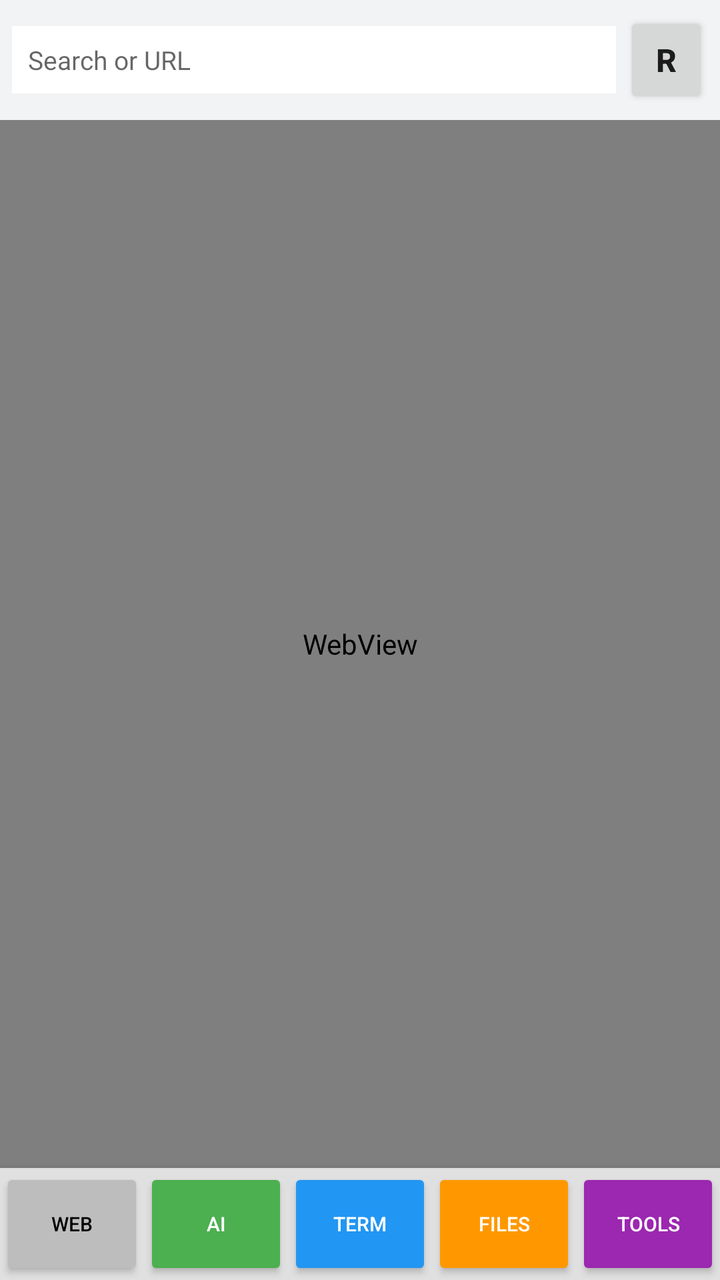
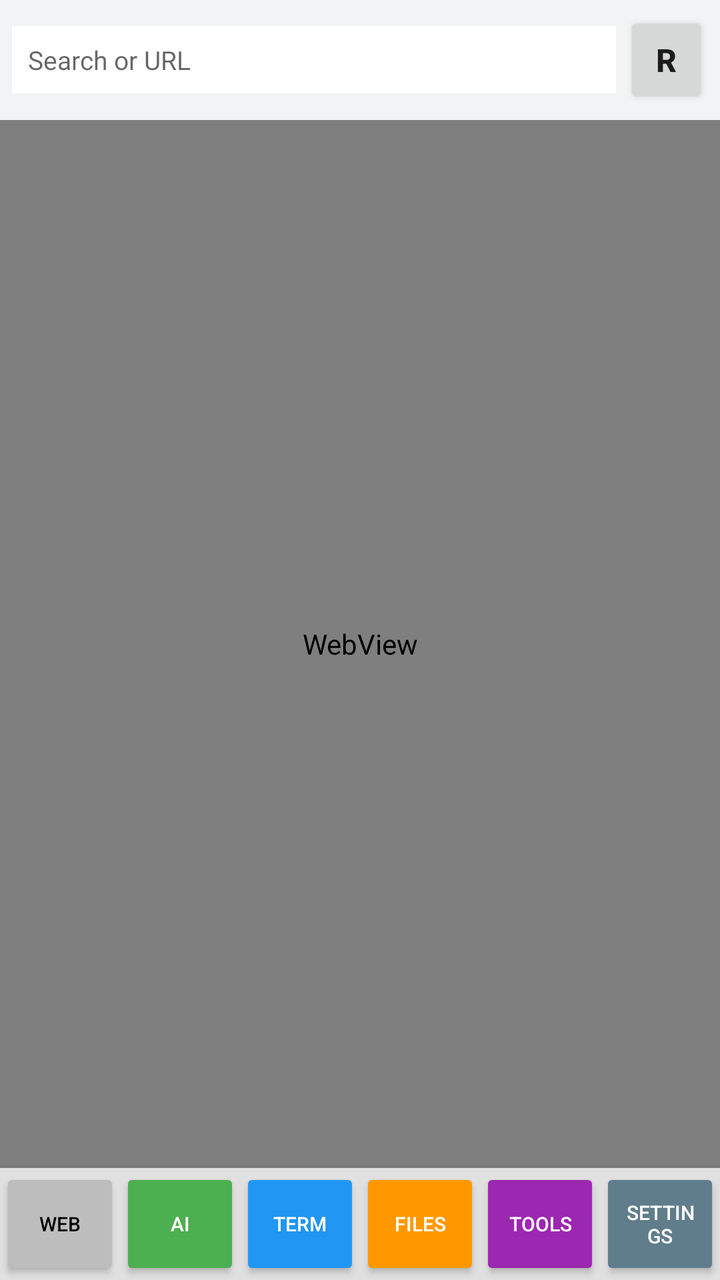

Two renders of the same Android screen: before a commit and after it. Below are the layout's source before the change and the commit's diff.
<!-- AndroidManifest.xml: application theme AppTheme -->
<!-- res/layout/activity_browser.xml -->
<?xml version="1.0" encoding="utf-8"?>
<LinearLayout xmlns:android="http://schemas.android.com/apk/res/android"
    android:layout_width="match_parent"
    android:layout_height="match_parent"
    android:orientation="vertical"
    android:background="#FFFFFF">

    <LinearLayout
        android:layout_width="match_parent"
        android:layout_height="wrap_content"
        android:orientation="horizontal"
        android:padding="6dp"
        android:background="#F1F3F4"
        android:gravity="center_vertical">

        <EditText
            android:id="@+id/url_bar"
            android:layout_width="0dp"
            android:layout_height="wrap_content"
            android:layout_weight="1"
            android:hint="Search or URL"
            android:inputType="textUri"
            android:imeOptions="actionGo"
            android:singleLine="true"
            android:background="#FFFFFF"
            android:padding="8dp"
            android:textSize="13sp" />

        <Button
            android:id="@+id/btn_reload"
            android:layout_width="wrap_content"
            android:layout_height="wrap_content"
            android:layout_marginStart="4dp"
            android:text="R"
            android:textSize="16sp"
            android:textStyle="bold"
            android:minWidth="42dp"
            android:paddingHorizontal="6dp" />
    </LinearLayout>

    <WebView
        android:id="@+id/webview"
        android:layout_width="match_parent"
        android:layout_height="0dp"
        android:layout_weight="1" />

    <LinearLayout
        android:layout_width="match_parent"
        android:layout_height="56dp"
        android:orientation="horizontal"
        android:background="#E0E0E0"
        android:elevation="8dp">

        <Button
            android:id="@+id/btn_nav_browser"
            android:layout_width="0dp"
            android:layout_height="match_parent"
            android:layout_weight="1"
            android:text="Web"
            android:textSize="10sp"
            android:backgroundTint="#BDBDBD"
            android:textColor="#000000" />

        <Button
            android:id="@+id/btn_nav_agent"
            android:layout_width="0dp"
            android:layout_height="match_parent"
            android:layout_weight="1"
            android:text="AI"
            android:textSize="10sp"
            android:backgroundTint="#4CAF50"
            android:textColor="#FFFFFF" />

        <Button
            android:id="@+id/btn_nav_terminal"
            android:layout_width="0dp"
            android:layout_height="match_parent"
            android:layout_weight="1"
            android:text="Term"
            android:textSize="10sp"
            android:backgroundTint="#2196F3"
            android:textColor="#FFFFFF" />

        <Button
            android:id="@+id/btn_nav_files"
            android:layout_width="0dp"
            android:layout_height="match_parent"
            android:layout_weight="1"
            android:text="Files"
            android:textSize="10sp"
            android:backgroundTint="#FF9800"
            android:textColor="#FFFFFF" />

        <Button
            android:id="@+id/btn_nav_tools"
            android:layout_width="0dp"
            android:layout_height="match_parent"
            android:layout_weight="1"
            android:text="Tools"
            android:textSize="10sp"
            android:backgroundTint="#9C27B0"
            android:textColor="#FFFFFF" />
    </LinearLayout>
</LinearLayout>
<!-- resources referenced by this layout -->
<resources>
  <style name="AppTheme" parent="@android:style/Theme.Material.Light.NoActionBar">
          <item name="android:statusBarColor">#FFFFFF</item>
          <item name="android:windowLightStatusBar">true</item>
          <item name="android:navigationBarColor">#FFFFFF</item>
      </style>
</resources>

<!-- the commit's change to res/layout/activity_browser.xml (unified diff, before → after) -->
@@ -100,5 +100,15 @@
             android:textSize="10sp"
             android:backgroundTint="#9C27B0"
             android:textColor="#FFFFFF" />
+
+        <Button
+            android:id="@+id/btn_nav_settings"
+            android:layout_width="0dp"
+            android:layout_height="match_parent"
+            android:layout_weight="1"
+            android:text="Settings"
+            android:textSize="10sp"
+            android:backgroundTint="#607D8B"
+            android:textColor="#FFFFFF" />
     </LinearLayout>
 </LinearLayout>
